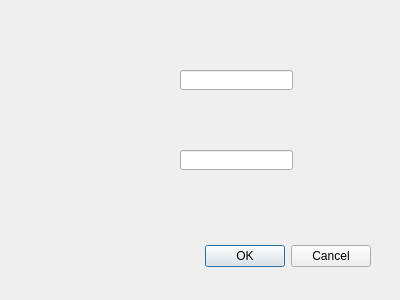
Before: the Qt Designer form Client/Client/configure.ui in filipgutica/COMP4985_CommAudio, drawn with Qt 5.
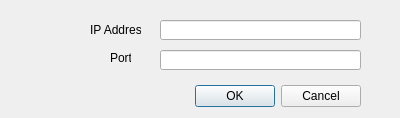
After: the same form once the commit is applied.

Commit message: made some stuff, filip fixes it

The edit to the form file:
```diff
--- a/Client/Client/configure.ui
+++ b/Client/Client/configure.ui
@@ -7,7 +7,7 @@
     <x>0</x>
     <y>0</y>
     <width>400</width>
-    <height>300</height>
+    <height>118</height>
    </rect>
   </property>
   <property name="windowTitle">
@@ -16,8 +16,8 @@
   <widget class="QDialogButtonBox" name="buttonBox">
    <property name="geometry">
     <rect>
-     <x>30</x>
-     <y>240</y>
+     <x>20</x>
+     <y>80</y>
      <width>341</width>
      <height>32</height>
     </rect>
@@ -32,9 +32,9 @@
   <widget class="QLineEdit" name="lineEdit_ip">
    <property name="geometry">
     <rect>
-     <x>180</x>
-     <y>70</y>
-     <width>113</width>
+     <x>160</x>
+     <y>20</y>
+     <width>201</width>
      <height>20</height>
     </rect>
    </property>
@@ -42,13 +42,39 @@
   <widget class="QLineEdit" name="lineEdit_port">
    <property name="geometry">
     <rect>
-     <x>180</x>
-     <y>150</y>
-     <width>113</width>
+     <x>160</x>
+     <y>50</y>
+     <width>201</width>
      <height>20</height>
     </rect>
    </property>
   </widget>
+  <widget class="QLabel" name="label">
+   <property name="geometry">
+    <rect>
+     <x>90</x>
+     <y>20</y>
+     <width>51</width>
+     <height>20</height>
+    </rect>
+   </property>
+   <property name="text">
+    <string>IP Address</string>
+   </property>
+  </widget>
+  <widget class="QLabel" name="label_2">
+   <property name="geometry">
+    <rect>
+     <x>110</x>
+     <y>50</y>
+     <width>21</width>
+     <height>16</height>
+    </rect>
+   </property>
+   <property name="text">
+    <string>Port</string>
+   </property>
+  </widget>
  </widget>
  <resources/>
  <connections>
```
The commit also changes 2 other files.
